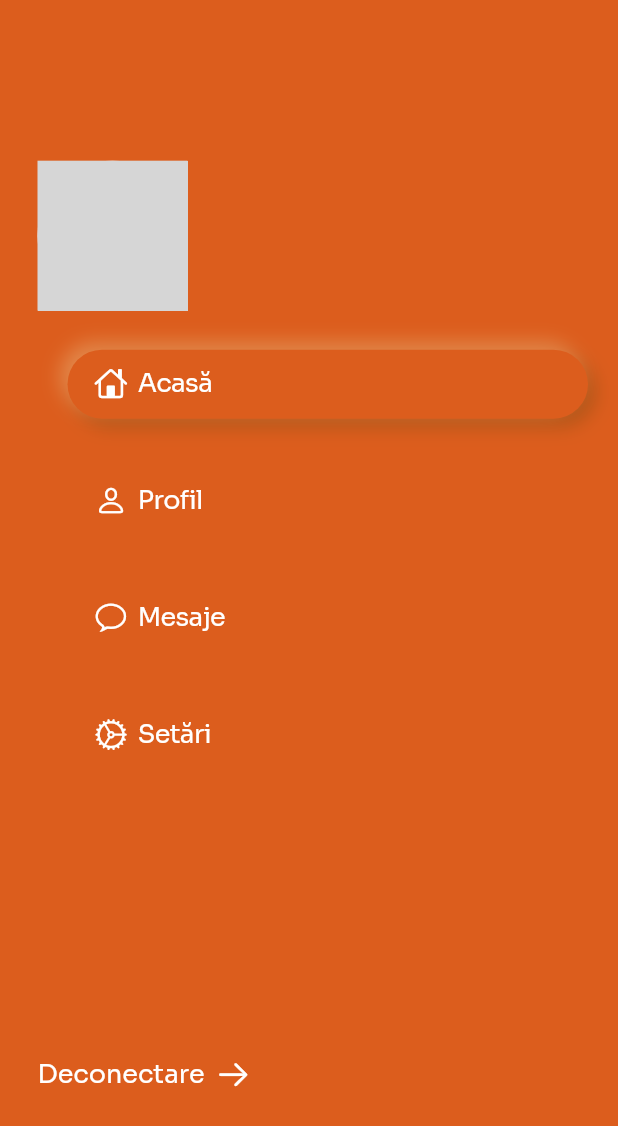
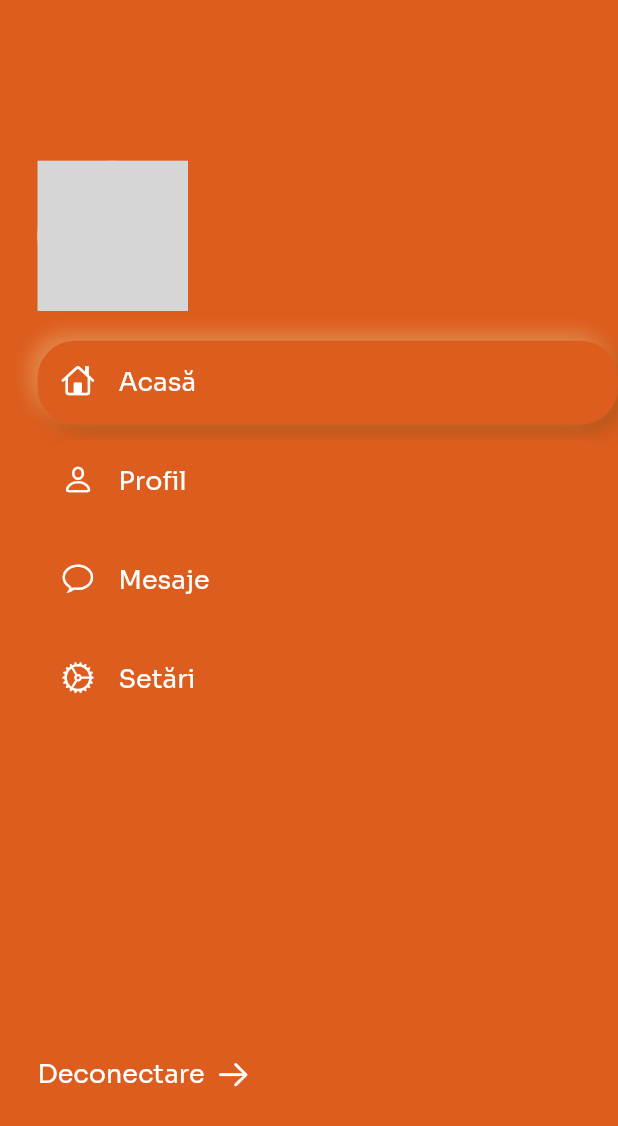
Before and after one commit to gabrieltintarescu/basketball, a Flutter app: the Menu screen opened directly with empty values, on a phone screen of 412 x 824 dp. Shown: the top 1126 px of the screen. Run offline on Flutter 3.47's test engine with Material 2 defaults, Android fonts, the phone set to English and light mode, and no system bars; our stand-ins replace flutter_rating_bar, flutter_zoom_drawer, lottie, page_transition, shimmer, weather; network calls fail; statements that could not run were skipped; grey boxes are pictures that could not be loaded.

Commit message:
Fixed stuff

```diff
--- a/lib/menu_drawer.dart
+++ b/lib/menu_drawer.dart
@@ -70,11 +70,7 @@ class _MenuState extends State<Menu> {
                       shrinkWrap: true,
                       itemBuilder: (context, index) {
                         return MenuItemNeumorphism(
-                          icon: Icon(
-                            menuItems[index].icon,
-                            size: 22,
-                            color: Colors.white,
-                          ),
+                          icon: Icon(menuItems[index].icon, size: 22),
                           index: index,
                           title: menuItems[index].title,
                           callback: setIndex,
@@ -131,58 +127,42 @@ class MenuItemNeumorphism extends StatelessWidget {
     fontSize: 17,
     fontFamily: 'Sora',
     fontWeight: FontWeight.normal,
-      color: Colors.white);
+  );
 
   @override
   Widget build(BuildContext context) {
     return Column(
       children: [
-        CupertinoButton(
-          child: AnimatedContainer(
-            padding: const EdgeInsets.symmetric(horizontal: 18, vertical: 12),
+        const SizedBox(height: 10),
+        AnimatedContainer(
           duration: const Duration(milliseconds: 500),
           decoration: BoxDecoration(
             borderRadius: BorderRadius.circular(25),
             color: const Color(0xFFDC5D1D),
             boxShadow: [
               BoxShadow(
-                  color:
-                      const Color(0xFFb05417).withOpacity(isSelected ? 1 : 0),
+                color: const Color(0xFFb05417).withOpacity(isSelected ? 1 : 0),
                 blurRadius: 10,
                 offset: const Offset(5, 5),
               ),
               BoxShadow(
-                  color:
-                      const Color(0xFFe3874a).withOpacity(isSelected ? 1 : 0),
+                color: const Color(0xFFe3874a).withOpacity(isSelected ? 1 : 0),
                 blurRadius: 10,
                 offset: const Offset(-5, -5),
               ),
             ],
           ),
-            child: Row(children: [
-              icon,
-              const SizedBox(width: 7),
-              Text(
+          child: ListTile(
+            leading: icon,
+            title: Text(
               title,
               style: txtStyle,
-              )
-            ]),
             ),
-          onPressed: () => callback(index),
+            minLeadingWidth: 20,
+            onTap: () => callback(index),
+          ),
         ),
       ],
     );
   }
 }
-
-
-
-// ListTile(
-//             leading: icon,
-//             title: Text(
-//               title,
-//               style: txtStyle,
-//             ),
-//             minLeadingWidth: 20,
-//             onTap: callback(index),
-//           ),
```
Lines whose indentation alone changed are shown as unchanged.
